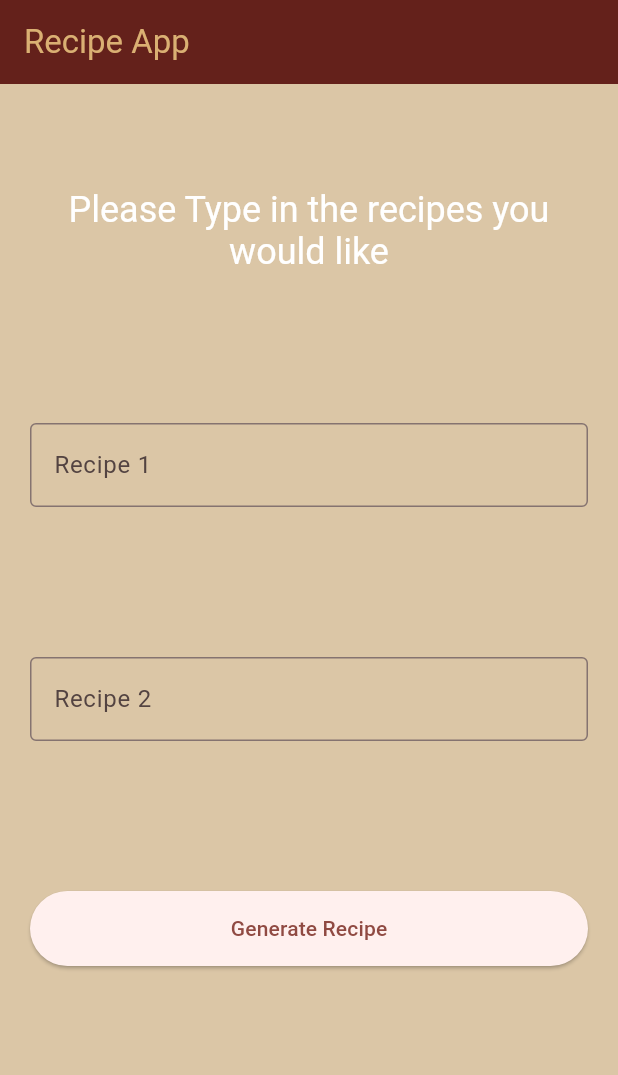
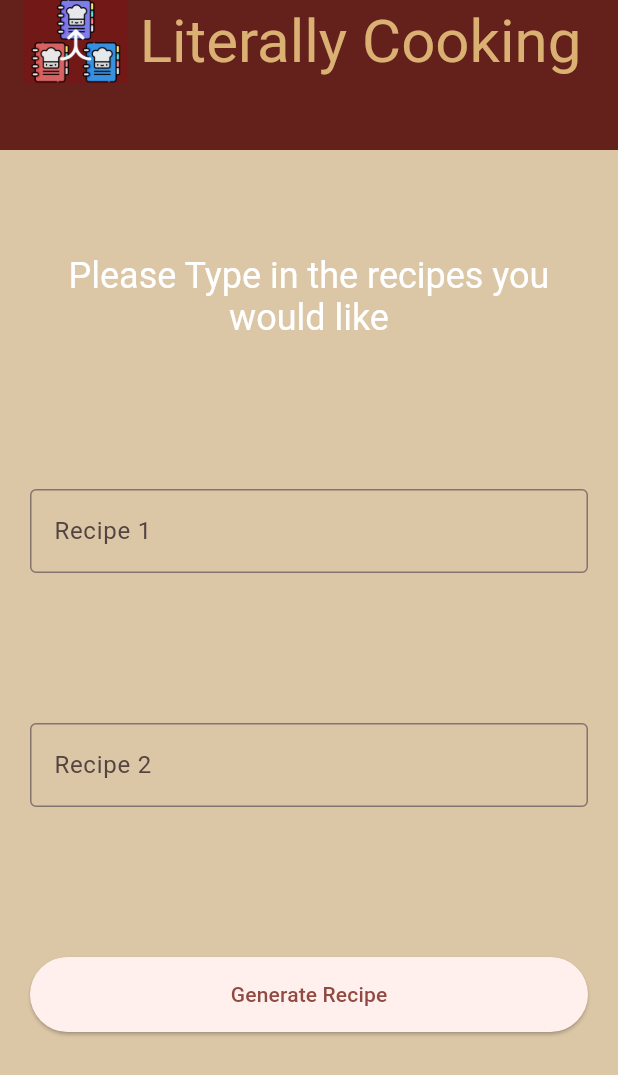
Before and after one commit to ChrisShobe/aws-hack-2024, a Flutter app: the screen it shows after launch, on a phone screen of 412 x 824 dp. Shown: the top 1075 px of the screen. Run offline on Flutter 3.47's test engine with Material 3 defaults, Android fonts, the phone set to English and light mode, and no system bars; our stand-ins replace cloud_firestore, firebase_core; accounts and stored records are empty.

Commit message:
logo and name

```diff
--- a/recipe_app/lib/main.dart
+++ b/recipe_app/lib/main.dart
@@ -125,10 +125,33 @@ class _MyHomePageState extends State<MyHomePage> {
   Widget build(BuildContext context) {
     return Scaffold(
       backgroundColor: const Color.fromARGB(255, 219, 198, 166),
-      appBar: AppBar(
-        backgroundColor: const Color.fromRGBO(100, 33, 27, 1),
-        title: Text(widget.title, style: const TextStyle(color: Color.fromRGBO(218, 176, 115, 1))),
-      ),
+      appBar: PreferredSize(
+  preferredSize: const Size.fromHeight(100), // Set the desired height here
+  child: AppBar(
+    backgroundColor: const Color.fromRGBO(100, 33, 27, 1),
+    title: Row(
+      children: [
+        // Logo on the left
+        Image.asset(
+          'assets/logo.png', // Path to your logo in the assets folder
+          height: 60, // Adjust the logo size to fit the taller AppBar
+        ),
+        const Spacer(), // Spacer to push the app name to the center
+        // App name in the center
+        Text(
+          'Literally Cooking',
+          style: const TextStyle(
+            color: Color.fromRGBO(218, 176, 115, 1),
+            fontSize: 40, // Adjust font size as needed
+          ),
+        ),
+        const Spacer(), // Spacer to balance alignment
+      ],
+    ),
+    centerTitle: false, // Turn off default centering for manual adjustments
+  ),
+),
+
       body: Padding(
         padding: const EdgeInsets.all(20.0),
         child: SingleChildScrollView(
--- a/recipe_app/pubspec.yaml
+++ b/recipe_app/pubspec.yaml
@@ -55,6 +55,9 @@ dev_dependencies:
 
 # The following section is specific to Flutter packages.
 flutter:
+  assets:
+      - assets/logo.png
+
 
   # The following line ensures that the Material Icons font is
   # included with your application, so that you can use the icons in
```
Also changed, not shown: recipe_app/assets/logo.png (added).
